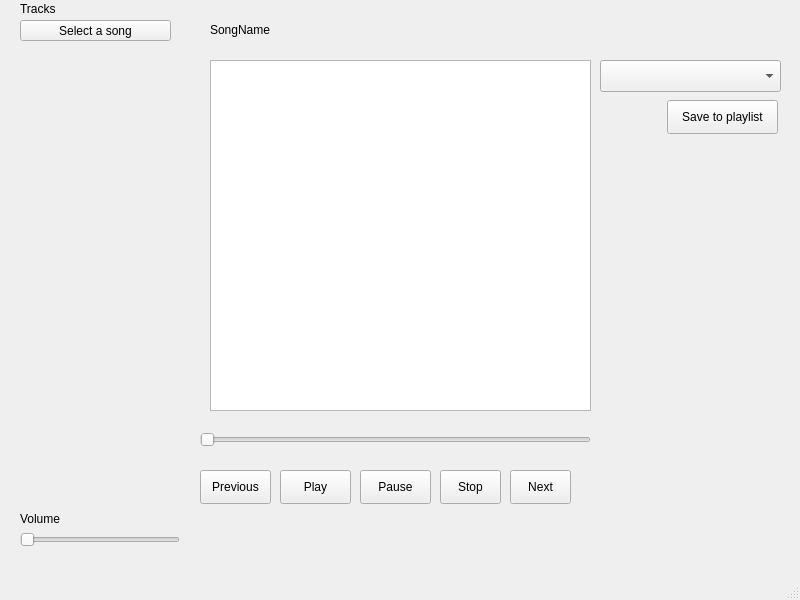
The window that mp3_gui.ui (rmardock/PyMP3) describes before a commit, drawn with Qt 5.
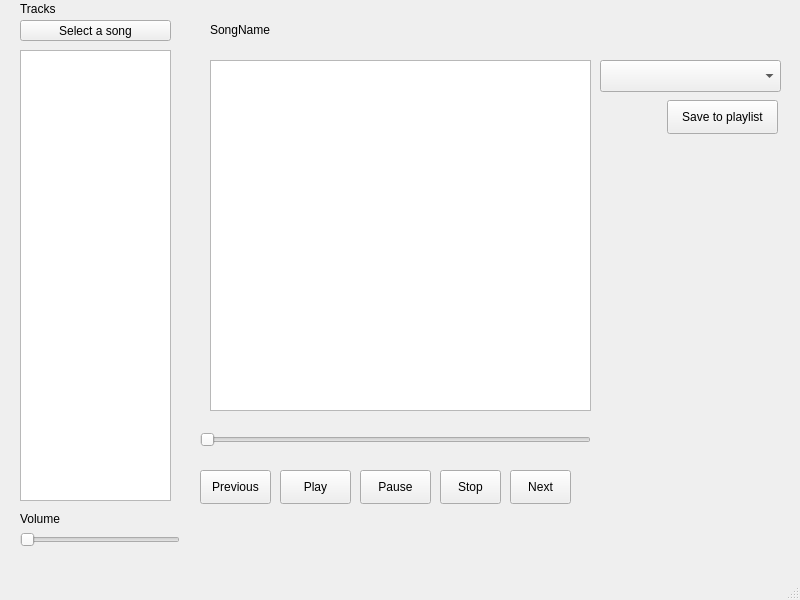
The same window after the commit.

Diff of the .ui file:
```diff
--- a/mp3_gui.ui
+++ b/mp3_gui.ui
@@ -190,6 +190,16 @@
      <string>Pause</string>
     </property>
    </widget>
+   <widget class="QListWidget" name="listWidget">
+    <property name="geometry">
+     <rect>
+      <x>20</x>
+      <y>50</y>
+      <width>151</width>
+      <height>451</height>
+     </rect>
+    </property>
+   </widget>
   </widget>
   <widget class="QStatusBar" name="statusbar"/>
  </widget>
```
